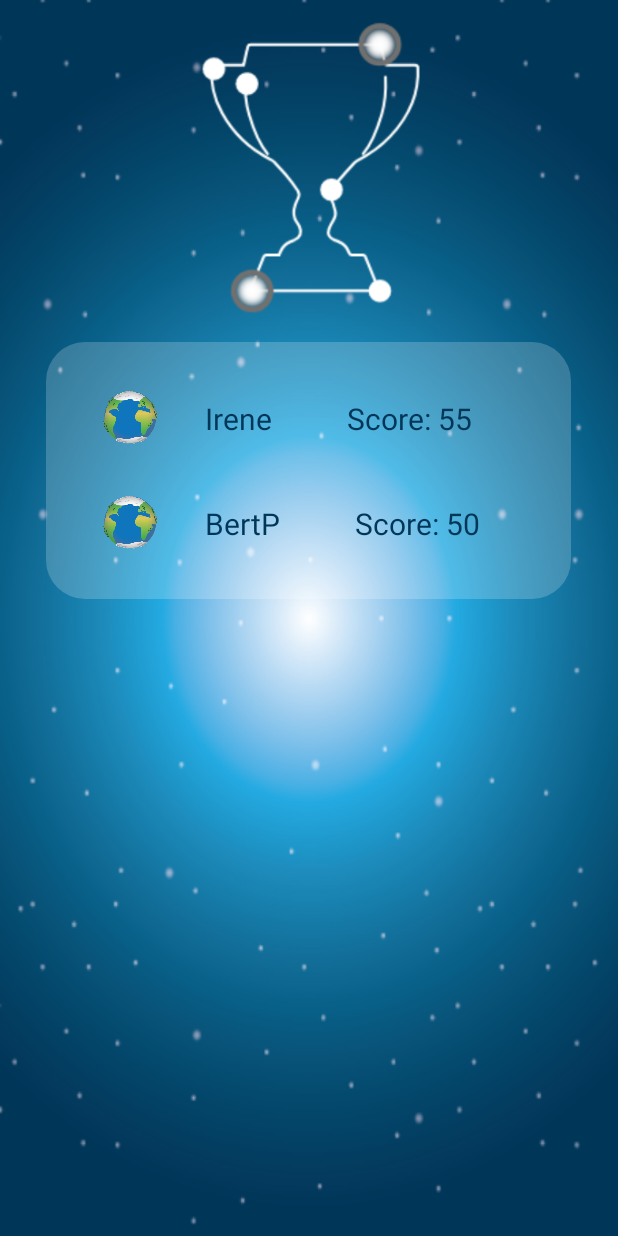
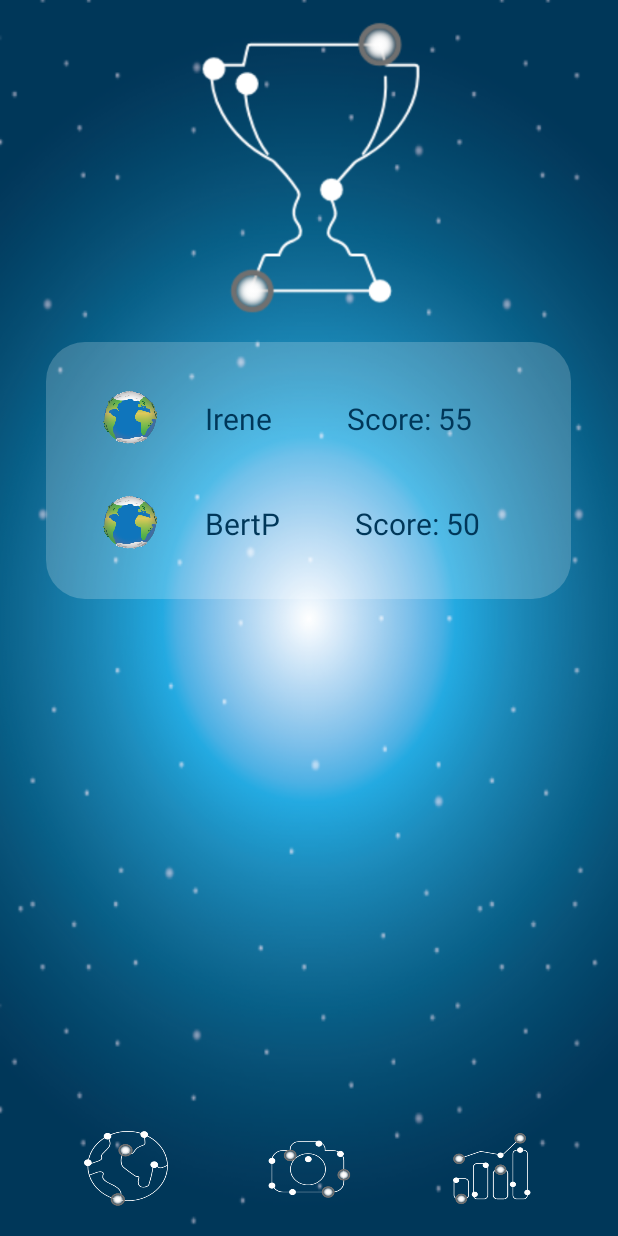
Before and after one commit to snipercool/petplanet, an Android app: the LeaderboardActivity screen opened directly, with no data from a screen before it, on a phone screen of 412 x 824 dp. Run offline under Robolectric (Android 15) with nearby library versions, the phone set to English and light mode, and no system bars.

```diff
--- a/app/src/main/java/be/example/petplanet/petplanet/Activities/MainActivity.java
+++ b/app/src/main/java/be/example/petplanet/petplanet/Activities/MainActivity.java
@@ -79,7 +79,6 @@ public class MainActivity extends AppCompatActivity {
     private NotificationManagerCompat notificationManager;
 
 
-    Button signout;
     ImageView anim;
     ImageButton planet;
     ImageButton solar;
@@ -94,14 +93,7 @@ public class MainActivity extends AppCompatActivity {
         super.onCreate(savedInstanceState);
         setContentView(R.layout.activity_main);
         scoring = (TextView) findViewById(R.id.score);
-        //signout
-        signout = (Button) findViewById(R.id.signout);
-        signout.setOnClickListener(new View.OnClickListener() {
-            @Override
-            public void onClick(View v) {
-                FirebaseAuth.getInstance().signOut();
-            }
-        });
+
         // go to planetinfo
         planet = findViewById(R.id.planet);
         planet.setOnClickListener(new View.OnClickListener() {
--- a/app/src/main/res/layout/activity_leaderboard.xml
+++ b/app/src/main/res/layout/activity_leaderboard.xml
@@ -21,7 +21,7 @@
 
     <ScrollView
         android:layout_width="350dp"
-        android:layout_height="479dp"
+        android:layout_height="380dp"
         android:layout_below="@+id/imageView"
         android:layout_marginStart="8dp"
         android:layout_marginTop="8dp"
@@ -121,6 +121,69 @@
         </RelativeLayout>
 
     </ScrollView>
+    <!--Menu-->
+    <RelativeLayout
+        android:layout_width="match_parent"
+        android:layout_height="match_parent">
+    <LinearLayout
+        android:layout_width="match_parent"
+        android:layout_height="90dp"
+        android:layout_alignParentBottom="true"
+        android:gravity="center"
+        android:orientation="horizontal"
+        android:padding="20dp">
 
+        <Space
+            android:layout_width="wrap_content"
+            android:layout_height="wrap_content"
+            android:layout_weight="1" />
+
+        <ImageButton
+            android:id="@+id/planet"
+            android:layout_width="30dp"
+            android:layout_height="fill_parent"
+            android:layout_marginStart="10dp"
+            android:layout_marginEnd="20dp"
+            android:layout_weight="1"
+            android:background="@drawable/planet"
+            android:contentDescription="@string/ib_desc_menu_planet" />
+
+        <Space
+            android:layout_width="wrap_content"
+            android:layout_height="wrap_content"
+            android:layout_weight="1" />
+
+        <ImageButton
+            android:id="@+id/qrcode"
+            android:layout_width="30dp"
+            android:layout_height="fill_parent"
+            android:layout_marginStart="20dp"
+            android:layout_marginEnd="20dp"
+            android:layout_weight="1"
+            android:background="@drawable/qr"
+            android:contentDescription="@string/ib_desc_menu_camera" />
+
+        <Space
+            android:layout_width="wrap_content"
+            android:layout_height="wrap_content"
+            android:layout_weight="1" />
+
+        <ImageButton
+            android:id="@+id/graphs"
+            android:layout_width="30dp"
+            android:layout_height="fill_parent"
+            android:layout_marginStart="20dp"
+            android:layout_marginEnd="10dp"
+            android:layout_weight="1"
+            android:background="@drawable/grahic"
+            android:contentDescription="@string/ib_desc_menu_graphic" />
+
+        <Space
+            android:layout_width="wrap_content"
+            android:layout_height="wrap_content"
+            android:layout_weight="1" />
+
+    </LinearLayout>
+    </RelativeLayout>
 
 </android.support.constraint.ConstraintLayout>
--- a/app/src/main/res/layout/activity_main.xml
+++ b/app/src/main/res/layout/activity_main.xml
@@ -37,21 +37,6 @@
     </RelativeLayout>
 
 
-    <!--TODO: verwijderen wanneer dit verplaats is naar de correcte activity-->
-    <RelativeLayout
-        android:layout_width="wrap_content"
-        android:layout_height="wrap_content">
-
-        <Button
-            android:id="@+id/signout"
-            android:layout_width="wrap_content"
-            android:layout_height="wrap_content"
-            android:layout_alignParentEnd="true"
-            android:layout_marginTop="25dp"
-            android:layout_marginEnd="78dp"
-            android:text="@string/btn_logout"
-            android:textColor="@color/colorPrimaryDark" />
-    </RelativeLayout>
     <!--TODO: niet verder dan hier verwijderen-->
     <TextView
         android:id="@+id/score"
```
